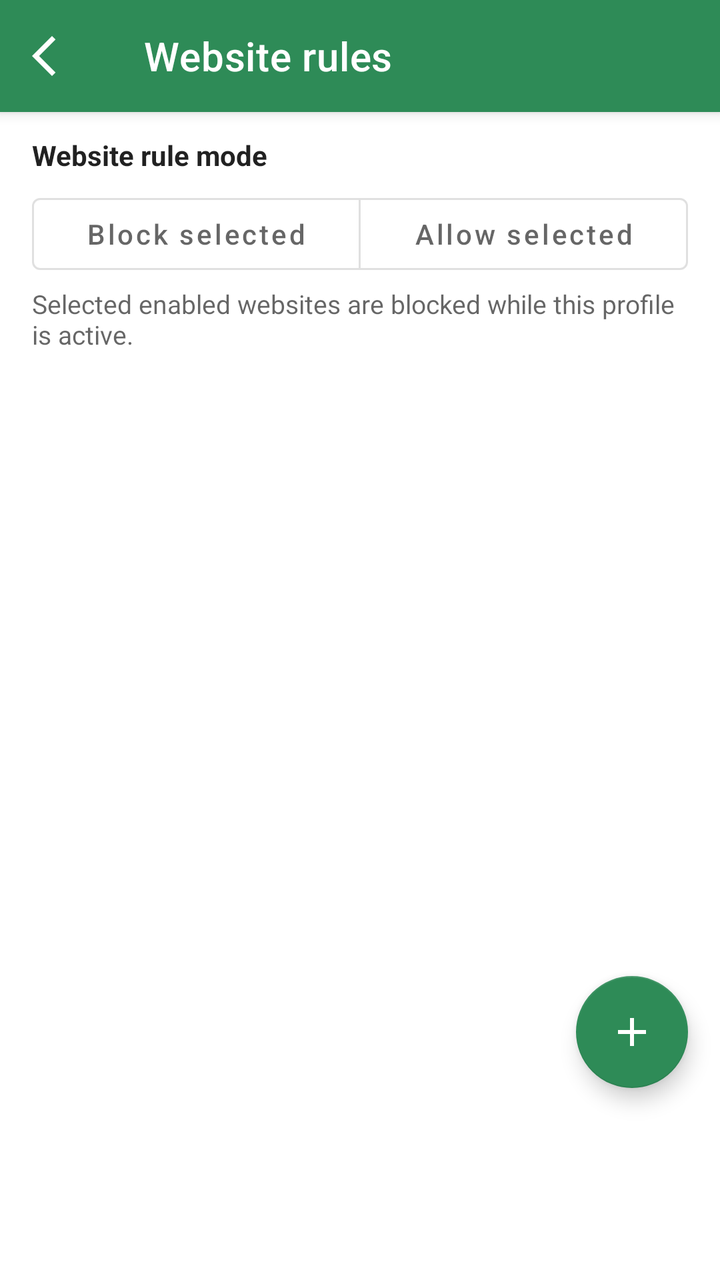
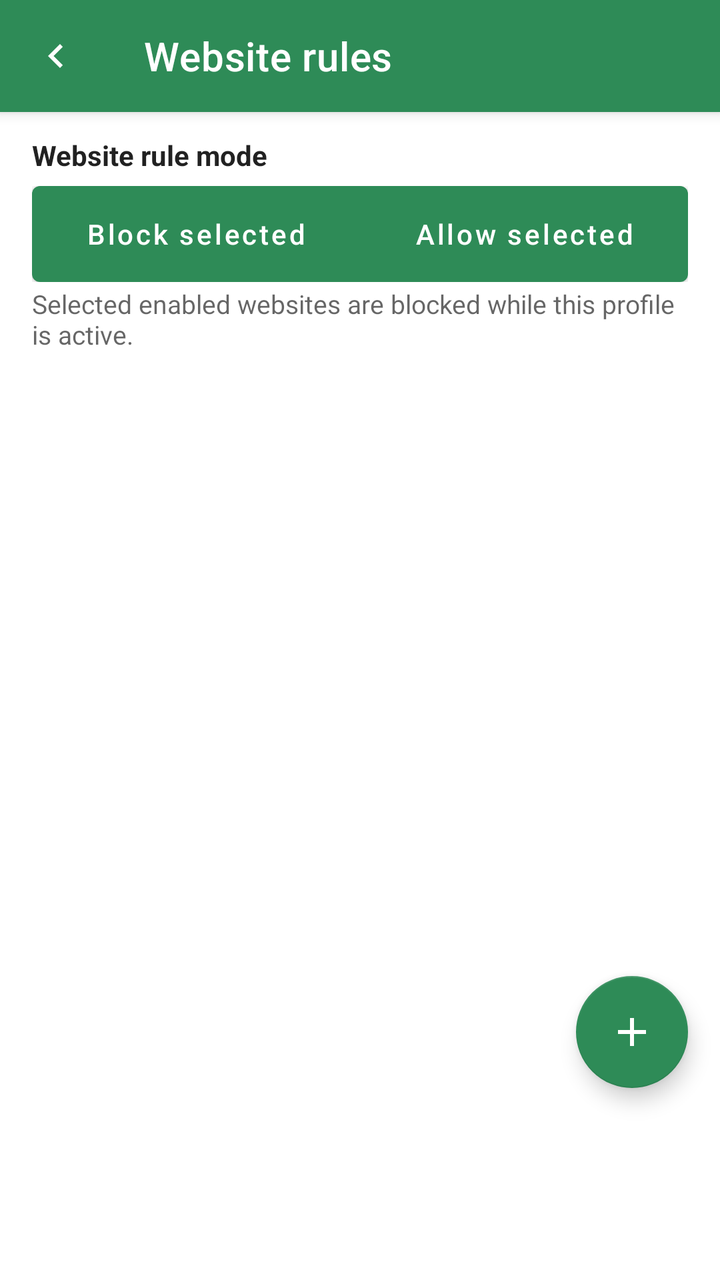

Before-and-after screenshots of an Android layout around one commit, followed by the original layout XML and the change that was made.
<!-- AndroidManifest.xml: application theme Theme.Switchly -->
<!-- res/layout/activity_manage_blocked_websites.xml -->
<?xml version="1.0" encoding="utf-8"?>
<androidx.coordinatorlayout.widget.CoordinatorLayout xmlns:android="http://schemas.android.com/apk/res/android"
    xmlns:app="http://schemas.android.com/apk/res-auto"
    xmlns:tools="http://schemas.android.com/tools"
    android:layout_width="match_parent"
    android:layout_height="match_parent">

    
    <com.google.android.material.appbar.AppBarLayout
        android:layout_width="match_parent"
        android:layout_height="wrap_content"
        android:fitsSystemWindows="true">

        <com.google.android.material.appbar.MaterialToolbar
            android:id="@+id/toolbar"
            style="@style/Switchly.TopBar"
            android:layout_width="match_parent"
            android:layout_height="wrap_content"
            android:minHeight="?attr/actionBarSize"
            app:title="@string/website_rules_title"
            app:navigationIcon="@drawable/arrow_back_ios_24" />
    </com.google.android.material.appbar.AppBarLayout>

	<LinearLayout
	    android:id="@+id/content"
	    android:layout_width="match_parent"
	    android:layout_height="match_parent"
	    android:orientation="vertical"
	    app:layout_behavior="@string/appbar_scrolling_view_behavior">

        <TextView
            android:id="@+id/tvWebsiteRuleModeTitle"
            android:layout_width="match_parent"
            android:layout_height="wrap_content"
            android:layout_marginStart="16dp"
            android:layout_marginTop="12dp"
            android:layout_marginEnd="16dp"
            android:text="@string/website_rule_mode_title"
            android:textColor="?android:attr/textColorPrimary"
            android:textStyle="bold" />

        <com.google.android.material.button.MaterialButtonToggleGroup
            android:id="@+id/toggleWebsiteRuleMode"
            android:layout_width="match_parent"
            android:layout_height="wrap_content"
            android:layout_marginStart="16dp"
            android:layout_marginTop="6dp"
            android:layout_marginEnd="16dp"
            app:selectionRequired="true"
            app:singleSelection="true">

            <com.google.android.material.button.MaterialButton
                android:id="@+id/btnWebsiteModeBlock"
                style="@style/Widget.MaterialComponents.Button.OutlinedButton"
                android:layout_width="0dp"
                android:layout_height="wrap_content"
                android:layout_weight="1"
                android:text="@string/profile_rule_mode_block" />

            <com.google.android.material.button.MaterialButton
                android:id="@+id/btnWebsiteModeAllow"
                style="@style/Widget.MaterialComponents.Button.OutlinedButton"
                android:layout_width="0dp"
                android:layout_height="wrap_content"
                android:layout_weight="1"
                android:text="@string/profile_rule_mode_allow" />
        </com.google.android.material.button.MaterialButtonToggleGroup>

        <TextView
            android:id="@+id/tvWebsiteRuleModeSummary"
            android:layout_width="match_parent"
            android:layout_height="wrap_content"
            android:layout_marginStart="16dp"
            android:layout_marginTop="2dp"
            android:layout_marginEnd="16dp"
            android:layout_marginBottom="8dp"
            android:text="@string/website_rule_mode_block_summary"
            android:textColor="?android:attr/textColorSecondary"
            android:textSize="13sp" />

        <FrameLayout
            android:id="@+id/listContainer"
            android:layout_width="match_parent"
            android:layout_height="0dp"
            android:layout_weight="1"
            tools:ignore="UselessParent">

            <androidx.recyclerview.widget.RecyclerView
                android:id="@+id/list"
                android:layout_width="match_parent"
                android:layout_height="match_parent"
                android:clipToPadding="false"
                android:padding="16dp" />

            <com.google.android.material.card.MaterialCardView
                android:id="@+id/emptyCard"
                android:layout_width="match_parent"
                android:layout_height="wrap_content"
                android:layout_gravity="top|center_horizontal"
                android:layout_marginStart="16dp"
                android:layout_marginTop="20dp"
                android:layout_marginEnd="16dp"
                android:visibility="gone"
                app:cardUseCompatPadding="true"
                app:cardElevation="0dp"
                app:strokeWidth="0dp"
                app:cardBackgroundColor="?android:attr/colorBackground">

                <TextView
                    android:id="@+id/tvEmpty"
                    android:layout_width="match_parent"
                    android:layout_height="wrap_content"
                    android:gravity="center"
                    android:lineSpacingExtra="2dp"
                    android:paddingStart="18dp"
                    android:paddingTop="18dp"
                    android:paddingEnd="18dp"
                    android:paddingBottom="18dp"
                    android:text="@string/blocked_websites_empty"
                    android:textColor="?attr/colorOnSurface"
                    android:textSize="14sp"
                    android:alpha="0.78" />
            </com.google.android.material.card.MaterialCardView>
        </FrameLayout>

	</LinearLayout>

    <com.google.android.material.floatingactionbutton.FloatingActionButton
        android:id="@+id/fabAdd"
        android:layout_width="wrap_content"
        android:layout_height="wrap_content"
        android:layout_gravity="bottom|end"
        android:layout_marginEnd="16dp"
        android:layout_marginBottom="96dp"
        android:contentDescription="@string/blocked_websites_add_title"
        app:srcCompat="@drawable/add_24" />

</androidx.coordinatorlayout.widget.CoordinatorLayout>
<!-- resources referenced by this layout -->
<resources>
  <!-- drawable add_24 (drawable) -->
  <vector xmlns:android="http://schemas.android.com/apk/res/android"
      android:width="24dp"
      android:height="24dp"
      android:viewportWidth="960"
      android:viewportHeight="960">
      <path
          android:pathData="M440,520L200,520v-80h240v-240h80v240h240v80L520,520v240h-80v-240Z"
          android:fillColor="?attr/colorOnSurface"/>
  </vector>
  <!-- drawable arrow_back_ios_24 (drawable) -->
  <vector xmlns:android="http://schemas.android.com/apk/res/android"
      android:width="24dp"
      android:height="24dp"
      android:viewportWidth="960"
      android:viewportHeight="960">
      <path
          android:pathData="M400,880 L0,480l400,-400 71,71 -329,329 329,329 -71,71Z"
          android:fillColor="?attr/colorOnSurface"/>
  </vector>
  <string name="blocked_websites_add_title">Add website</string>
  <string name="blocked_websites_empty">No blocked websites yet.\n\nTap + to add a website this profile should block.</string>
  <string name="profile_rule_mode_allow">Allow selected</string>
  <string name="profile_rule_mode_block">Block selected</string>
  <string name="website_rule_mode_block_summary">Selected enabled websites are blocked while this profile is active.</string>
  <string name="website_rule_mode_title">Website rule mode</string>
  <string name="website_rules_title">Website rules</string>
  <style name="Switchly.TopBar" parent="Widget.MaterialComponents.Toolbar">
          
          <item name="android:background">?attr/colorPrimary</item>
          <item name="backgroundTint">?attr/colorPrimary</item>
  
          
          <item name="titleTextColor">@android:color/white</item>
  
          
          <item name="navigationIconTint">@android:color/white</item>
      </style>
  <color name="accent_default_green">#2E8B57</color>
  <style name="Switchly.Fab" parent="Widget.MaterialComponents.FloatingActionButton">
          <item name="backgroundTint">?attr/colorPrimary</item>
          <item name="tint">@android:color/white</item>
      </style>
  <style name="Switchly.TextInputLayout" parent="Widget.MaterialComponents.TextInputLayout.OutlinedBox">
          <item name="boxStrokeWidth">1dp</item>
          <item name="boxStrokeWidthFocused">2dp</item>
          <item name="boxCornerRadiusTopStart">12dp</item>
          <item name="boxCornerRadiusTopEnd">12dp</item>
          <item name="boxCornerRadiusBottomStart">12dp</item>
          <item name="boxCornerRadiusBottomEnd">12dp</item>
      </style>
  <style name="Switchly.AutoCompleteText" parent="Widget.MaterialComponents.AutoCompleteTextView.OutlinedBox">
          <item name="android:minHeight">56dp</item>
          <item name="android:paddingTop">12dp</item>
          <item name="android:paddingBottom">12dp</item>
          <item name="android:textAppearance">@style/TextAppearance.MaterialComponents.Body1</item>
      </style>
  <style name="ThemeOverlay.Switchly.Dialog" parent="ThemeOverlay.MaterialComponents.MaterialAlertDialog">
          <item name="colorControlActivated">?attr/colorPrimary</item>
          <item name="colorControlHighlight">?attr/colorPrimary</item>
          <item name="colorAccent">?attr/colorPrimary</item>
      </style>
  <style name="ShapeAppearance.Switchly.Card" parent="ShapeAppearance.MaterialComponents.LargeComponent">
          <item name="cornerFamily">rounded</item>
          <item name="cornerSize">26dp</item>
      </style>
  <color name="switchly_card_bg">#F7FFFFFF</color>
  <color name="switchly_card_stroke">#14000000</color>
  <!-- unchanged entries left out for length: 3 -->
</resources>

<!-- the commit's change to res/layout/activity_manage_blocked_websites.xml (unified diff, before → after) -->
@@ -1,11 +1,10 @@
 <?xml version="1.0" encoding="utf-8"?>
-<androidx.coordinatorlayout.widget.CoordinatorLayout xmlns:android="http://schemas.android.com/apk/res/android"
+<androidx.coordinatorlayout.widget.CoordinatorLayout
+    xmlns:android="http://schemas.android.com/apk/res/android"
     xmlns:app="http://schemas.android.com/apk/res-auto"
-    xmlns:tools="http://schemas.android.com/tools"
     android:layout_width="match_parent"
     android:layout_height="match_parent">
 
-    
     <com.google.android.material.appbar.AppBarLayout
         android:layout_width="match_parent"
         android:layout_height="wrap_content"
@@ -18,15 +17,15 @@
             android:layout_height="wrap_content"
             android:minHeight="?attr/actionBarSize"
             app:title="@string/website_rules_title"
-            app:navigationIcon="@drawable/arrow_back_ios_24" />
+            app:navigationIcon="@drawable/keyboard_arrow_left_24" />
     </com.google.android.material.appbar.AppBarLayout>
 
-	<LinearLayout
-	    android:id="@+id/content"
-	    android:layout_width="match_parent"
-	    android:layout_height="match_parent"
-	    android:orientation="vertical"
-	    app:layout_behavior="@string/appbar_scrolling_view_behavior">
+    <LinearLayout
+        android:id="@+id/content"
+        android:layout_width="match_parent"
+        android:layout_height="match_parent"
+        android:orientation="vertical"
+        app:layout_behavior="@string/appbar_scrolling_view_behavior">
 
         <TextView
             android:id="@+id/tvWebsiteRuleModeTitle"
@@ -51,19 +50,21 @@
 
             <com.google.android.material.button.MaterialButton
                 android:id="@+id/btnWebsiteModeBlock"
-                style="@style/Widget.MaterialComponents.Button.OutlinedButton"
                 android:layout_width="0dp"
                 android:layout_height="wrap_content"
+                android:minHeight="48dp"
                 android:layout_weight="1"
-                android:text="@string/profile_rule_mode_block" />
+                android:text="@string/profile_rule_mode_block"
+                app:cornerRadius="4dp" />
 
             <com.google.android.material.button.MaterialButton
                 android:id="@+id/btnWebsiteModeAllow"
-                style="@style/Widget.MaterialComponents.Button.OutlinedButton"
                 android:layout_width="0dp"
                 android:layout_height="wrap_content"
+                android:minHeight="48dp"
                 android:layout_weight="1"
-                android:text="@string/profile_rule_mode_allow" />
+                android:text="@string/profile_rule_mode_allow"
+                app:cornerRadius="4dp" />
         </com.google.android.material.button.MaterialButtonToggleGroup>
 
         <TextView
@@ -82,48 +83,82 @@
             android:id="@+id/listContainer"
             android:layout_width="match_parent"
             android:layout_height="0dp"
-            android:layout_weight="1"
-            tools:ignore="UselessParent">
+            android:layout_weight="1">
 
             <androidx.recyclerview.widget.RecyclerView
                 android:id="@+id/list"
                 android:layout_width="match_parent"
                 android:layout_height="match_parent"
                 android:clipToPadding="false"
-                android:padding="16dp" />
+                android:paddingStart="16dp"
+                android:paddingTop="8dp"
+                android:paddingEnd="16dp"
+                android:paddingBottom="120dp" />
 
             <com.google.android.material.card.MaterialCardView
                 android:id="@+id/emptyCard"
                 android:layout_width="match_parent"
                 android:layout_height="wrap_content"
-                android:layout_gravity="top|center_horizontal"
-                android:layout_marginStart="16dp"
+                android:layout_gravity="top"
+                android:layout_marginStart="24dp"
+                android:layout_marginEnd="24dp"
                 android:layout_marginTop="20dp"
-                android:layout_marginEnd="16dp"
                 android:visibility="gone"
-                app:cardUseCompatPadding="true"
+                app:cardCornerRadius="20dp"
                 app:cardElevation="0dp"
-                app:strokeWidth="0dp"
-                app:cardBackgroundColor="?android:attr/colorBackground">
+                app:strokeColor="@color/status_border"
+                app:strokeWidth="1dp">
 
-                <TextView
-                    android:id="@+id/tvEmpty"
+                <LinearLayout
                     android:layout_width="match_parent"
                     android:layout_height="wrap_content"
-                    android:gravity="center"
-                    android:lineSpacingExtra="2dp"
-                    android:paddingStart="18dp"
-                    android:paddingTop="18dp"
-                    android:paddingEnd="18dp"
-                    android:paddingBottom="18dp"
-                    android:text="@string/blocked_websites_empty"
-                    android:textColor="?attr/colorOnSurface"
-                    android:textSize="14sp"
-                    android:alpha="0.78" />
+                    android:gravity="center_horizontal"
+                    android:orientation="vertical"
+                    android:padding="22dp">
+
+                    <ImageView
+                        android:layout_width="34dp"
+                        android:layout_height="34dp"
+                        android:contentDescription="@null"
+                        android:importantForAccessibility="no"
+                        android:src="@drawable/language_24"
+                        app:tint="?attr/colorPrimary" />
+
+                    <TextView
+                        android:id="@+id/tvEmptyTitle"
+                        android:layout_width="match_parent"
+                        android:layout_height="wrap_content"
+                        android:layout_marginTop="10dp"
+                        android:gravity="center"
+                        android:text="@string/blocked_websites_empty_title"
+                        android:textColor="?attr/colorOnSurface"
+                        android:textSize="16sp"
+                        android:textStyle="bold" />
+
+                    <TextView
+                        android:id="@+id/tvEmptyBody"
+                        android:layout_width="match_parent"
+                        android:layout_height="wrap_content"
+                        android:layout_marginTop="4dp"
+                        android:gravity="center"
+                        android:text="@string/blocked_websites_empty_body"
+                        android:textColor="?android:attr/textColorSecondary"
+                        android:textSize="13sp" />
+
+                    <com.google.android.material.button.MaterialButton
+                        android:id="@+id/btnEmptyAddWebsite"
+                        style="@style/Widget.MaterialComponents.Button.OutlinedButton"
+                        android:layout_width="wrap_content"
+                        android:layout_height="wrap_content"
+                        android:layout_marginTop="14dp"
+                        android:text="@string/empty_action_add_first_website"
+                        android:textAllCaps="false"
+                        app:icon="@drawable/add_24"
+                        app:iconGravity="textStart" />
+                </LinearLayout>
             </com.google.android.material.card.MaterialCardView>
         </FrameLayout>
-
-	</LinearLayout>
+    </LinearLayout>
 
     <com.google.android.material.floatingactionbutton.FloatingActionButton
         android:id="@+id/fabAdd"
<!-- resource entries referenced after the edit -->
@@ -1,5 +1,6 @@
 <!-- resources referenced by this layout -->
 <resources>
+  <color name="status_border">#3390A4AE</color>
   <!-- drawable add_24 (drawable) -->
   <vector xmlns:android="http://schemas.android.com/apk/res/android"
       android:width="24dp"
@@ -8,20 +9,24 @@
       android:viewportHeight="960">
       <path
           android:pathData="M440,520L200,520v-80h240v-240h80v240h240v80L520,520v240h-80v-240Z"
-          android:fillColor="?attr/colorOnSurface"/>
+          android:fillColor="?attr/colorOnSurface" />
   </vector>
-  <!-- drawable arrow_back_ios_24 (drawable) -->
+  <!-- drawable keyboard_arrow_left_24 (drawable) -->
   <vector xmlns:android="http://schemas.android.com/apk/res/android"
       android:width="24dp"
       android:height="24dp"
       android:viewportWidth="960"
-      android:viewportHeight="960">
+      android:viewportHeight="960"
+      android:autoMirrored="true">
       <path
-          android:pathData="M400,880 L0,480l400,-400 71,71 -329,329 329,329 -71,71Z"
-          android:fillColor="?attr/colorOnSurface"/>
+          android:pathData="M560,720 320,480l240,-240 56,56 -184,184 184,184 -56,56Z"
+          android:fillColor="?attr/colorOnSurface" />
   </vector>
+  <!-- drawable language_24: vector/xml drawable (drawable, 2027 chars, omitted) -->
   <string name="blocked_websites_add_title">Add website</string>
-  <string name="blocked_websites_empty">No blocked websites yet.\n\nTap + to add a website this profile should block.</string>
+  <string name="blocked_websites_empty_body">Add a website this profile should block.</string>
+  <string name="blocked_websites_empty_title">No website rules yet</string>
+  <string name="empty_action_add_first_website">Add first website</string>
   <string name="profile_rule_mode_allow">Allow selected</string>
   <string name="profile_rule_mode_block">Block selected</string>
   <string name="website_rule_mode_block_summary">Selected enabled websites are blocked while this profile is active.</string>
